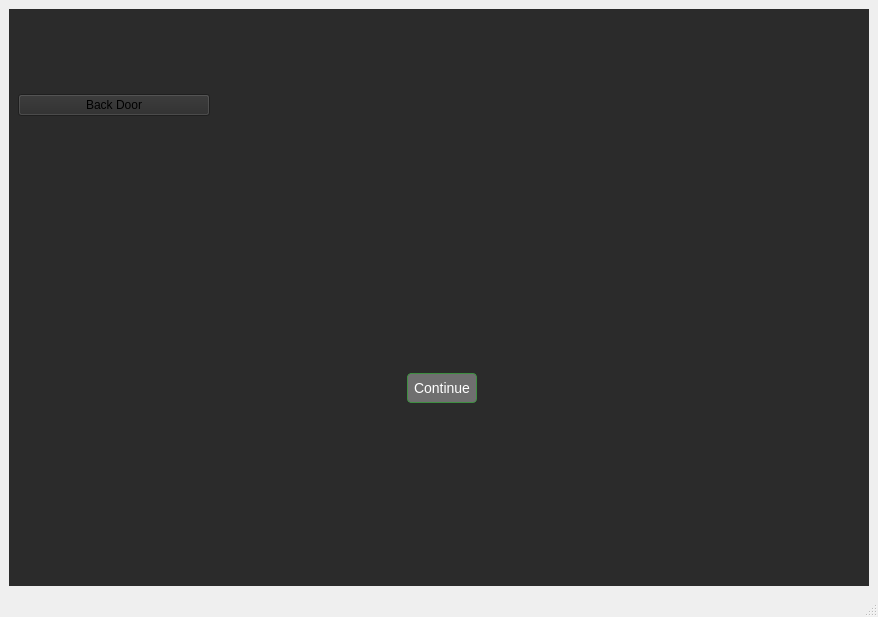
Above: mainwindow.ui from cooperkeenan/Infraction before the change. Below: the same form after it.
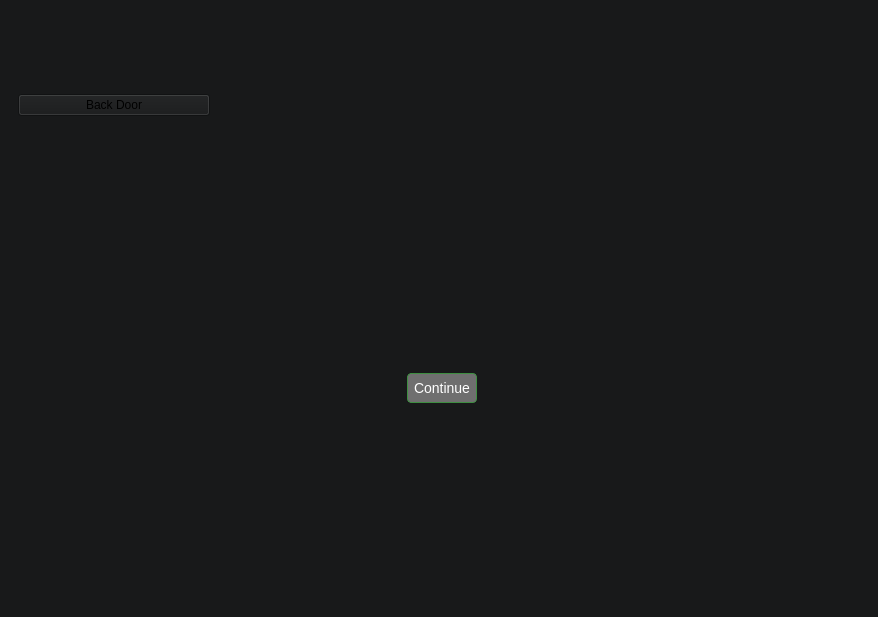
That is the form after the change.

Diff of the .ui file:
```diff
--- a/mainwindow.ui
+++ b/mainwindow.ui
@@ -19,7 +19,13 @@
   <property name="windowTitle">
    <string>MainWindow</string>
   </property>
+  <property name="styleSheet">
+   <string notr="true">background-color: #18191A;</string>
+  </property>
   <widget class="QWidget" name="centralwidget">
+   <property name="styleSheet">
+    <string notr="true">background-color: #18191A;</string>
+   </property>
    <layout class="QGridLayout" name="gridLayout_4">
     <item row="1" column="0">
      <widget class="QStackedWidget" name="stackedWidget">
@@ -30,7 +36,7 @@
        </sizepolicy>
       </property>
       <property name="styleSheet">
-       <string notr="true">background-color: #2B2B2B;</string>
+       <string notr="true">background-color: #18191A;</string>
       </property>
       <property name="currentIndex">
        <number>0</number>
```
